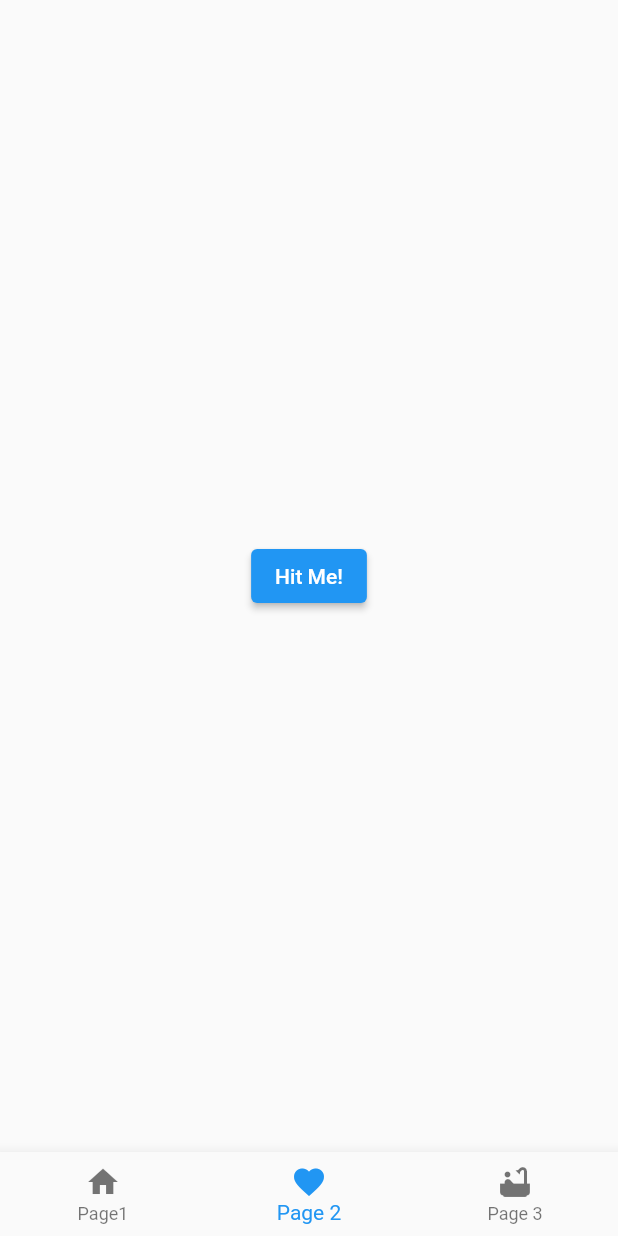
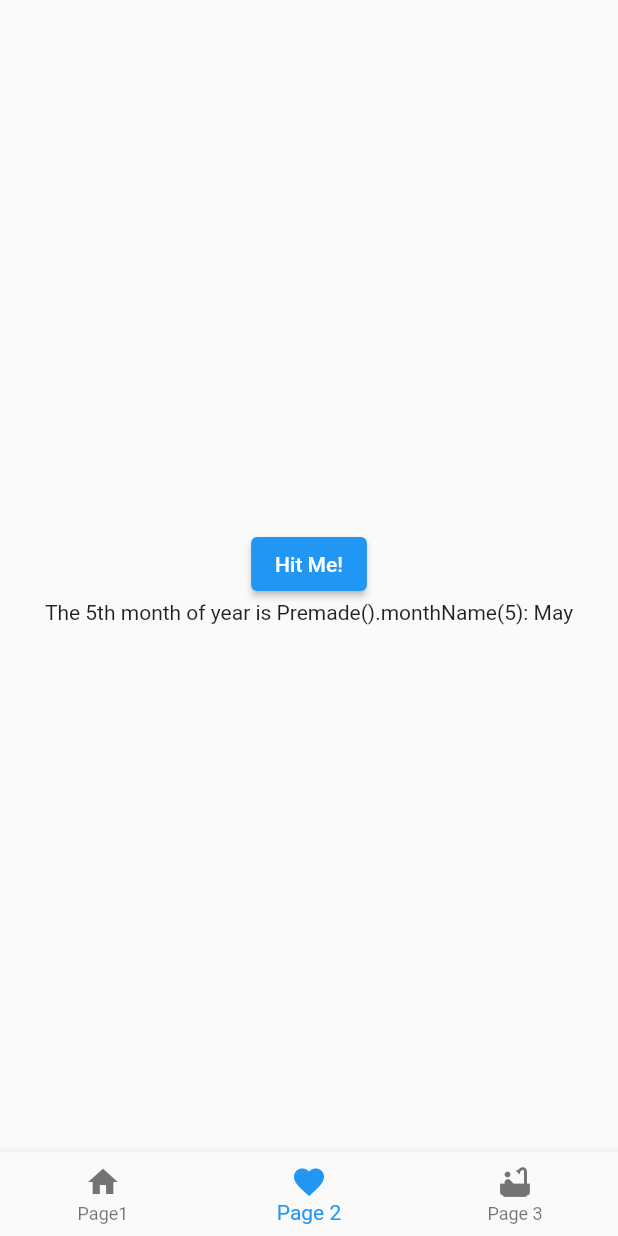
Before and after one commit to aditya-kd/premade_widgets, a Flutter app: the screen it shows after launch, swiped to page 2, on a phone screen of 412 x 824 dp. Run offline on Flutter 3.47's test engine with Material 2 defaults, Android fonts, the phone set to English and light mode, and no system bars.

Commit message:
added power tile and month name function

```diff
--- a/example/lib/main.dart
+++ b/example/lib/main.dart
@@ -6,27 +6,34 @@ void main() {
 }
 
 class MyApp extends StatelessWidget {
-  final List<Widget> pages=[MyHomePage(title: 'Page 1'), ButtonPage(),ButtonThree()];
-  final List<BottomNavigationBarItem> itemList= [BottomNavigationBarItem(icon:Icon(Icons.home), label: 'Page1'),
-  BottomNavigationBarItem(icon: Icon(Icons.favorite), label: 'Page 2'),
-  BottomNavigationBarItem(icon: Icon(Icons.bathtub),label: 'Page 3')];
+  final List<Widget> pages = [
+    MyHomePage(title: 'Page 1'),
+    ButtonPage(),
+    ButtonThree()
+  ];
+  final List<BottomNavigationBarItem> itemList = [
+    BottomNavigationBarItem(icon: Icon(Icons.home), label: 'Page1'),
+    BottomNavigationBarItem(icon: Icon(Icons.favorite), label: 'Page 2'),
+    BottomNavigationBarItem(icon: Icon(Icons.bathtub), label: 'Page 3')
+  ];
   // This widget is the root of your application.
   @override
   Widget build(BuildContext context) {
     return MaterialApp(
-      title: 'Flutter Demo',
-      theme: ThemeData(
-
-        primarySwatch: Colors.blue,
-      ),
-      home: NavBar(currentIndex: 0, pages: pages,navbarIcons: itemList,)
-    );
+        title: 'Flutter Demo',
+        theme: ThemeData(
+          primarySwatch: Colors.blue,
+        ),
+        home: NavBar(
+          currentIndex: 0,
+          pages: pages,
+          navbarIcons: itemList,
+        ));
   }
 }
 
 class MyHomePage extends StatefulWidget {
   MyHomePage({Key? key, required this.title}) : super(key: key);
-
 
   final String title;
 
@@ -39,23 +46,18 @@ class _MyHomePageState extends State<MyHomePage> {
 
   void _incrementCounter() {
     setState(() {
-
       _counter++;
     });
   }
 
   @override
   Widget build(BuildContext context) {
-
     return Scaffold(
       appBar: AppBar(
-
         title: Text(widget.title),
       ),
       body: Center(
-
         child: Column(
-
           mainAxisAlignment: MainAxisAlignment.center,
           children: <Widget>[
             Text(
@@ -76,31 +78,45 @@ class _MyHomePageState extends State<MyHomePage> {
     );
   }
 }
+
 class ButtonPage extends StatefulWidget {
-  const ButtonPage({ Key? key }) : super(key: key);
+  const ButtonPage({Key? key}) : super(key: key);
 
   @override
   _ButtonPageState createState() => _ButtonPageState();
 }
 
 class _ButtonPageState extends State<ButtonPage> {
+  String month = Premade().monthName(5);
 
   @override
   Widget build(BuildContext context) {
-    return Center(
-      child: TapChangeButton(beforeTap: 'Hit Me!',afterTap: "You're Strong",),
+    return Column(
+      mainAxisAlignment: MainAxisAlignment.center,
+      crossAxisAlignment: CrossAxisAlignment.center,
+      children: [
+      TapChangeButton(
+        beforeTap: 'Hit Me!',
+        afterTap: "You're Strong",
+      ),
+      Text('The 5th month of year is Premade().monthName(5): $month')
+    ]);
+  }
+}
+
+class ButtonThree extends StatelessWidget {
+  const ButtonThree({Key? key}) : super(key: key);
+
+  @override
+  Widget build(BuildContext context) {
+    return
+      Center(
+        child: PowerTile(
+          title: 'This is the title',
+          line2: 'This is the description',
+          line3: 'This is the third line(optional',
+        ),
 
     );
   }
 }
-class ButtonThree extends StatelessWidget {
-  const ButtonThree({ Key? key }) : super(key: key);
-
-  @override
-  Widget build(BuildContext context) {
-    return Container(
-      child: Center(child: TapChangeButton(afterTap: "You're strong too",beforeTap: "Bring it!",),),
-
-    );
-  }
-}
--- a/lib/premade_widgets.dart
+++ b/lib/premade_widgets.dart
@@ -4,7 +4,7 @@ import 'package:flutter/material.dart';
 
 import 'navigationBar.dart';
 
-class MinMade {
+class Premade {
   String monthName(int number) {
     List<String> months = [
       'January',
```
